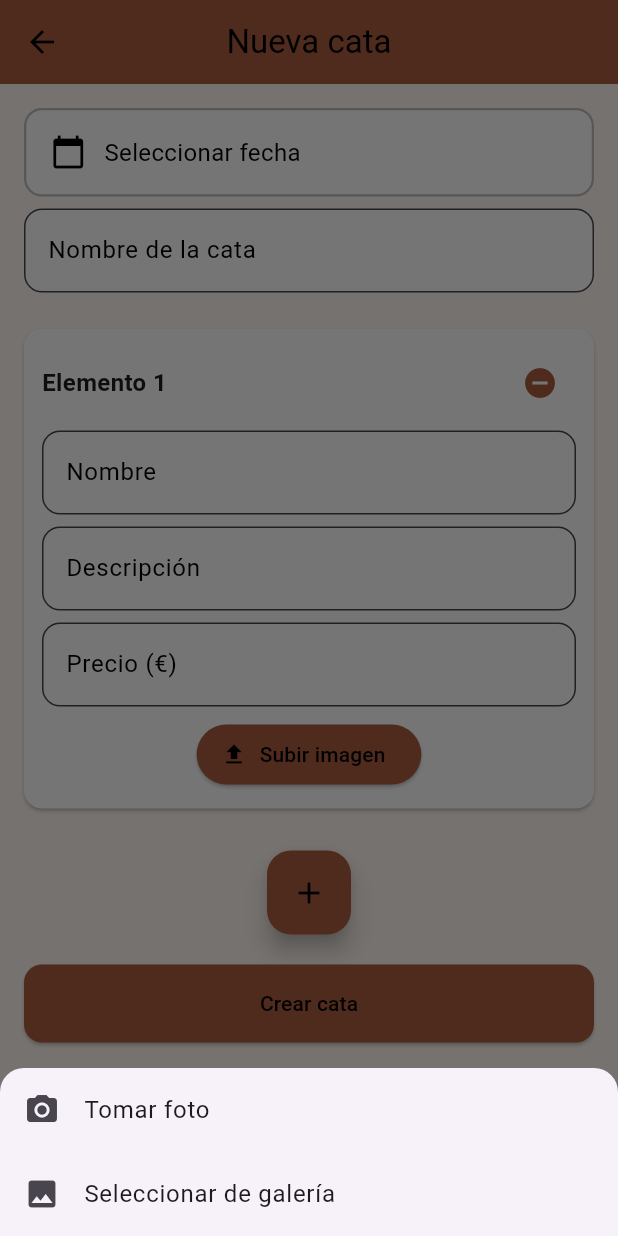
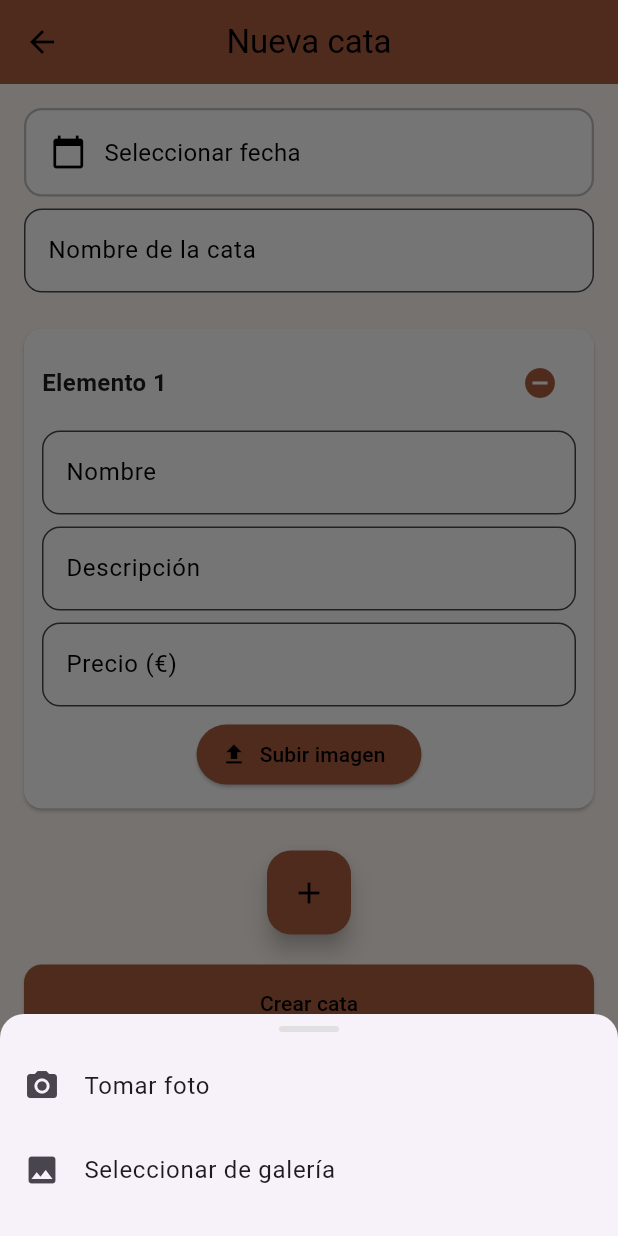
Before and after one commit to Sermio/wine_app, a Flutter app: the CreateCataScreen screen opened directly, after a tap on "Subir imagen", on a phone screen of 412 x 824 dp. Run offline on Flutter 3.47's test engine with Material 3 defaults, Android fonts, the phone set to English and light mode, and no system bars; our stand-ins replace cloud_firestore, firebase_auth, firebase_core, firebase_storage, image_picker; accounts and stored records are empty.

Commit message:
fixed dialog for selecting image

```diff
--- a/lib/screens/create_cata.dart
+++ b/lib/screens/create_cata.dart
@@ -284,12 +284,28 @@ class _ElementoCataInput {
   ) async {
     final source = await showModalBottomSheet<ImageSource>(
       context: context,
+      isScrollControlled: true,
       shape: const RoundedRectangleBorder(
         borderRadius: BorderRadius.vertical(top: Radius.circular(16)),
       ),
-      builder: (context) => Column(
+      builder: (context) => SafeArea(
+        child: Padding(
+          padding: EdgeInsets.only(
+            bottom: MediaQuery.of(context).viewInsets.bottom,
+          ),
+          child: Column(
             mainAxisSize: MainAxisSize.min,
             children: [
+              // Barra de agarre
+              Container(
+                margin: const EdgeInsets.symmetric(vertical: 8),
+                width: 40,
+                height: 4,
+                decoration: BoxDecoration(
+                  color: Colors.grey[300],
+                  borderRadius: BorderRadius.circular(2),
+                ),
+              ),
               ListTile(
                 leading: const Icon(Icons.camera_alt),
                 title: const Text('Tomar foto'),
@@ -300,7 +316,10 @@ class _ElementoCataInput {
                 title: const Text('Seleccionar de galería'),
                 onTap: () => Navigator.pop(context, ImageSource.gallery),
               ),
+              const SizedBox(height: 16),
             ],
+          ),
+        ),
       ),
     );
 
```
Lines whose indentation alone changed are shown as unchanged.
